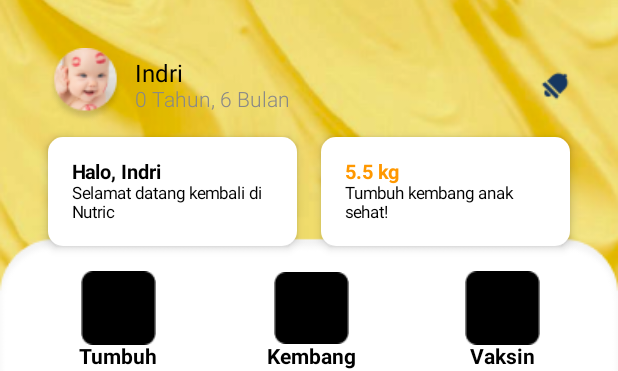
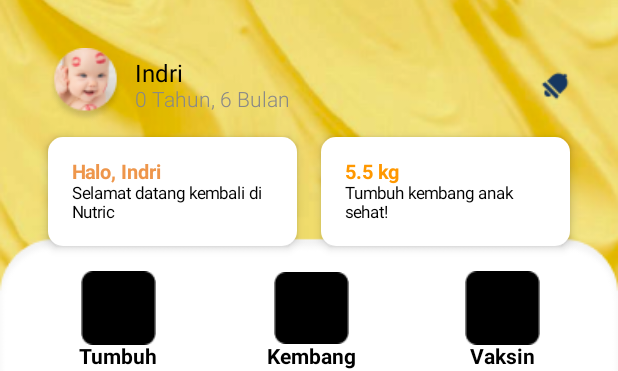
Before and after one commit to fnko19/NutriCByCC, an Android app built with Jetpack Compose: the @Preview function LandingPagePreview, on a phone screen of 412 x 824 dp. Shown: the top 371 px of the screen. Run offline under Robolectric (Android 15) with nearby library versions, the phone set to English and light mode, and no system bars.

Commit message:
revisi ini

```diff
--- a/app/src/main/java/com/example/bismillah/HomeScreen.kt
+++ b/app/src/main/java/com/example/bismillah/HomeScreen.kt
@@ -90,7 +90,7 @@ fun UserProfileSection() {
                     horizontalArrangement = Arrangement.Start
                 ) {
                     Column {
-                        Text(text = "Halo, Indri", fontSize = 13.sp, fontWeight = FontWeight.Bold)
+                        Text(text = "Halo, Indri", fontSize = 13.sp, fontWeight = FontWeight.Bold, color = SandyBrown)
                         Text(text = "Selamat datang kembali di Nutric", fontSize = 11.sp)
                     }
                 }
--- a/app/src/main/java/com/example/bismillah/ui/theme/Color.kt
+++ b/app/src/main/java/com/example/bismillah/ui/theme/Color.kt
@@ -7,6 +7,7 @@ val LemonChiffon = Color(0xFFFAF0CA)
 val NaplesYellow = Color(0xFFF4D35E)
 val SandyBrown = Color(0xFFEE964B)
 val Tomato = Color(0xFFF95738)
+
 val Purple80 = Color(0xFFD0BCFF)
 val PurpleGrey80 = Color(0xFFCCC2DC)
 val Pink80 = Color(0xFFEFB8C8)
```
